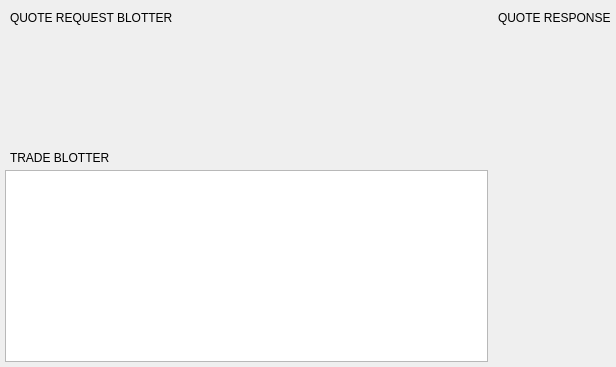
Before: the Qt Designer form BlockSettleUILib/RFQReplyWidget.ui in BlockSettle/terminal, drawn with Qt 5.
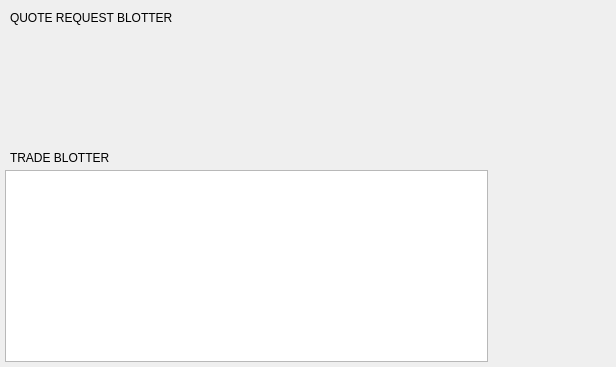
After: the same form once the commit is applied. Custom widgets are drawn as their Qt base class.

Commit message: Added Dealing tab login required shield and switch it on login/logout

Patch:
```diff
--- a/BlockSettleUILib/RFQReplyWidget.ui
+++ b/BlockSettleUILib/RFQReplyWidget.ui
@@ -272,6 +272,10 @@
        <verstretch>0</verstretch>
       </sizepolicy>
      </property>
+     <property name="currentIndex">
+      <number>0</number>
+     </property>
+     <widget class="RFQReplyLoginRequiredShield" name="loginRequired"/>
      <widget class="QWidget" name="RFQWidget">
       <property name="sizePolicy">
        <sizepolicy hsizetype="Expanding" vsizetype="Preferred">
@@ -398,6 +402,12 @@
    <extends>QWidget</extends>
    <header>RFQDealerReply.h</header>
   </customwidget>
+  <customwidget>
+   <class>RFQReplyLoginRequiredShield</class>
+   <extends>QWidget</extends>
+   <header>RFQReplyLoginRequiredShield.h</header>
+   <container>1</container>
+  </customwidget>
  </customwidgets>
  <resources/>
  <connections/>
```
The commit also changes 2 other files.
